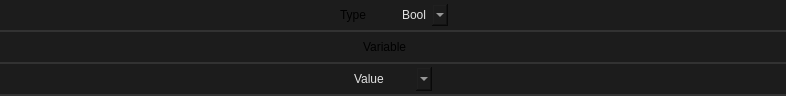
First picture: the form in src/editors/smartprop_editor/property/set_variable.ui, repository dertwist/Hammer5Tools, before the edit.
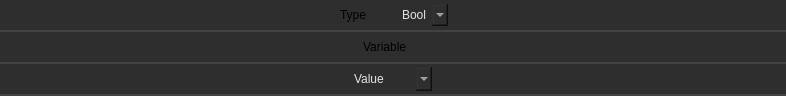
Second picture: the form after the edit. Icons and pictures are not drawn.

```diff
--- a/src/editors/smartprop_editor/property/set_variable.ui
+++ b/src/editors/smartprop_editor/property/set_variable.ui
@@ -33,18 +33,18 @@
     border-left: 0px;
     border-right: 0px;
 	border-top: 0px;
-    border-color: rgba(50, 50, 50, 255);
+    border-color: rgba(66, 66, 66, 255);
     padding: 8px;
     padding-left: 6px;
     padding-right: 6px;
-    color: #E3E3E3;
-    background-color: #1C1C1C;
+    color: #e5e5e5;
+    background-color: #2e2e2e;
 }
 
 .QWidget::hover {
 }
 .QWidget::selected {
-    background-color: #414956;
+    background-color: #515965;
 }</string>
   </property>
   <layout class="QVBoxLayout" name="verticalLayout">
@@ -85,15 +85,15 @@
     border-left: 0px;
     border-right: 0px;
 	border-top: 0px;
-    border-color: rgba(50, 50, 50, 255);
-    color: #E3E3E3;
-    background-color: #1C1C1C;
+    border-color: rgba(66, 66, 66, 255);
+    color: #e5e5e5;
+    background-color: #2e2e2e;
 }
 
 .QFrame::hover {
 }
 .QFrame::selected {
-    background-color: #414956;
+    background-color: #515965;
 }</string>
      </property>
      <property name="frameShape">
@@ -159,15 +159,15 @@
     font: 580 8pt &quot;Segoe UI&quot;;
     border: 2px solid black;
     border-radius: 0px;
-    border-color: rgba(80, 80, 80, 255);
+    border-color: rgba(94, 94, 94, 255);
     height: 18px;
     padding-top: 2px;
     padding-bottom: 2px;
 	border-top:none;
 border-bottom:none;
 border:none;
-    color: #E3E3E3;
-    background-color: #1C1C1C;
+    color: #e5e5e5;
+    background-color: #2e2e2e;
 }
 
 QComboBox:hover {
@@ -180,14 +180,14 @@
 
 QComboBox:item {
     font: 580  8pt &quot;Segoe UI&quot;;
-    color: #E3E3E3;
+    color: #e5e5e5;
     padding-left: 5px;
-    background-color: #1C1C1C;
+    background-color: #2e2e2e;
     border-style: none;
 }
 
 QComboBox::drop-down {
-    color: #E3E3E3;
+    color: #e5e5e5;
     padding: 2px;
     background: url(://icons/arrow_drop_down_16dp.svg) no-repeat center;
     border-bottom: 0px solid black;
@@ -197,8 +197,8 @@
     margin-left: 5px;
     padding: 5px;
     width: 7px;
-    border-color: rgba(80, 80, 80, 255);
-    background-color: #1C1C1C;
+    border-color: rgba(94, 94, 94, 255);
+    background-color: #2e2e2e;
 border:none;
 }
 
@@ -210,9 +210,9 @@
 
 QComboBox QAbstractItemView {
     border: 2px solid gray;
-    border-color: rgba(80, 80, 80, 255);
-    selection-background-color: #414956;
-    background-color: #1C1C1C;
+    border-color: rgba(94, 94, 94, 255);
+    selection-background-color: #515965;
+    background-color: #2e2e2e;
 }
 
 
@@ -221,7 +221,7 @@
     padding: 4px; /* Add padding to each item */
     padding-left: 5px;
     padding-right: 5px;
-    color: #ff8a8a8a;
+    color: #ff939393;
     border-style: none;
     border-bottom: 0.5px solid black;
     border-color: rgba(255, 255, 255, 10);
@@ -233,7 +233,7 @@
     padding: 4px; /* Add padding to each item */
     padding-left: 5px;
     padding-right: 5px;
-    background-color: #414956;
+    background-color: #515965;
     color: white;
     border: none; /* Remove border */
     outline: none; /* Remove outline */
@@ -287,15 +287,15 @@
     border-left: 0px;
     border-right: 0px;
 	border-top: 0px;
-    border-color: rgba(50, 50, 50, 255);
-    color: #E3E3E3;
-    background-color: #1C1C1C;
+    border-color: rgba(66, 66, 66, 255);
+    color: #e5e5e5;
+    background-color: #2e2e2e;
 }
 
 .QFrame::hover {
 }
 .QFrame::selected {
-    background-color: #414956;
+    background-color: #515965;
 }</string>
      </property>
      <property name="frameShape">
@@ -375,15 +375,15 @@
     border-left: 0px;
     border-right: 0px;
 	border-top: 0px;
-    border-color: rgba(50, 50, 50, 255);
-    color: #E3E3E3;
-    background-color: #1C1C1C;
+    border-color: rgba(66, 66, 66, 255);
+    color: #e5e5e5;
+    background-color: #2e2e2e;
 }
 
 .QFrame::hover {
 }
 .QFrame::selected {
-    background-color: #414956;
+    background-color: #515965;
 }</string>
      </property>
      <property name="frameShape">
@@ -435,15 +435,15 @@
     font: 580 8pt &quot;Segoe UI&quot;;
     border: 2px solid black;
     border-radius: 0px;
-    border-color: rgba(80, 80, 80, 255);
+    border-color: rgba(94, 94, 94, 255);
     height: 18px;
     padding-top: 2px;
     padding-bottom: 2px;
 	border-top:none;
 border-bottom:none;
 border:none;
-    color: #E3E3E3;
-    background-color: #1C1C1C;
+    color: #e5e5e5;
+    background-color: #2e2e2e;
 }
 
 QComboBox:hover {
@@ -456,14 +456,14 @@
 
 QComboBox:item {
     font: 580  8pt &quot;Segoe UI&quot;;
-    color: #E3E3E3;
+    color: #e5e5e5;
     padding-left: 5px;
-    background-color: #1C1C1C;
+    background-color: #2e2e2e;
     border-style: none;
 }
 
 QComboBox::drop-down {
-    color: #E3E3E3;
+    color: #e5e5e5;
     padding: 2px;
     background: url(://icons/arrow_drop_down_16dp.svg) no-repeat center;
     border-bottom: 0px solid black;
@@ -473,8 +473,8 @@
     margin-left: 5px;
     padding: 5px;
     width: 7px;
-    border-color: rgba(80, 80, 80, 255);
-    background-color: #1C1C1C;
+    border-color: rgba(94, 94, 94, 255);
+    background-color: #2e2e2e;
 border:none;
 }
 
@@ -486,9 +486,9 @@
 
 QComboBox QAbstractItemView {
     border: 2px solid gray;
-    border-color: rgba(80, 80, 80, 255);
-    selection-background-color: #414956;
-    background-color: #1C1C1C;
+    border-color: rgba(94, 94, 94, 255);
+    selection-background-color: #515965;
+    background-color: #2e2e2e;
 }
 
 
@@ -497,7 +497,7 @@
     padding: 4px; /* Add padding to each item */
     padding-left: 5px;
     padding-right: 5px;
-    color: #ff8a8a8a;
+    color: #ff939393;
     border-style: none;
     border-bottom: 0.5px solid black;
     border-color: rgba(255, 255, 255, 10);
@@ -509,7 +509,7 @@
     padding: 4px; /* Add padding to each item */
     padding-left: 5px;
     padding-right: 5px;
-    background-color: #414956;
+    background-color: #515965;
     color: white;
     border: none; /* Remove border */
     outline: none; /* Remove outline */
```
Left out of the diff: 8 changed lines with no effect on the pictures.
